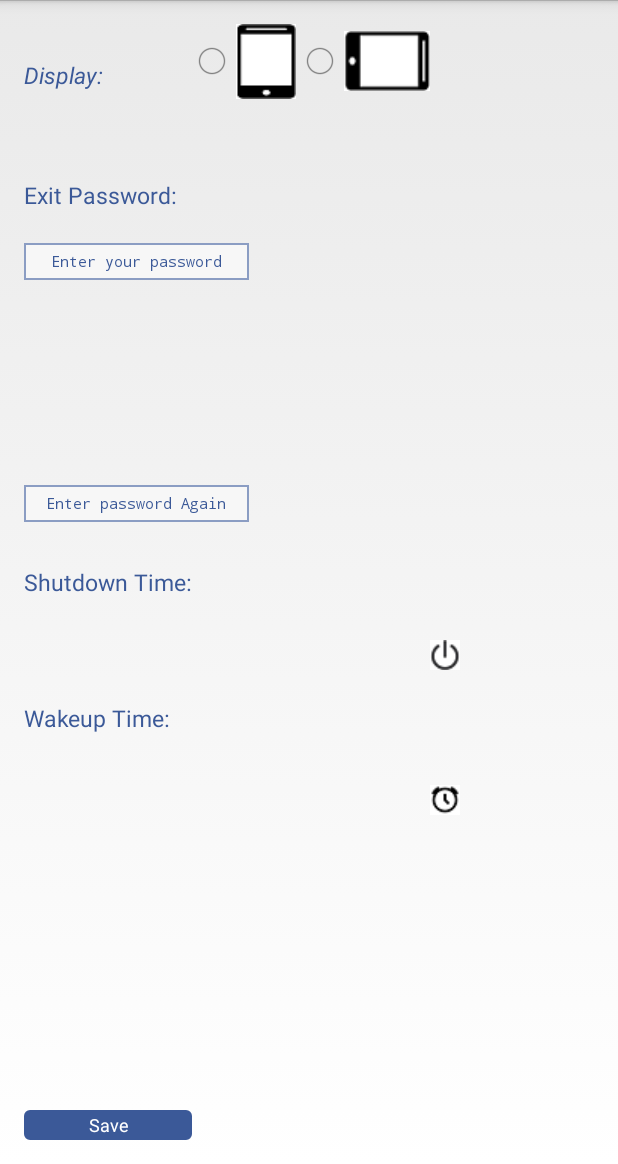
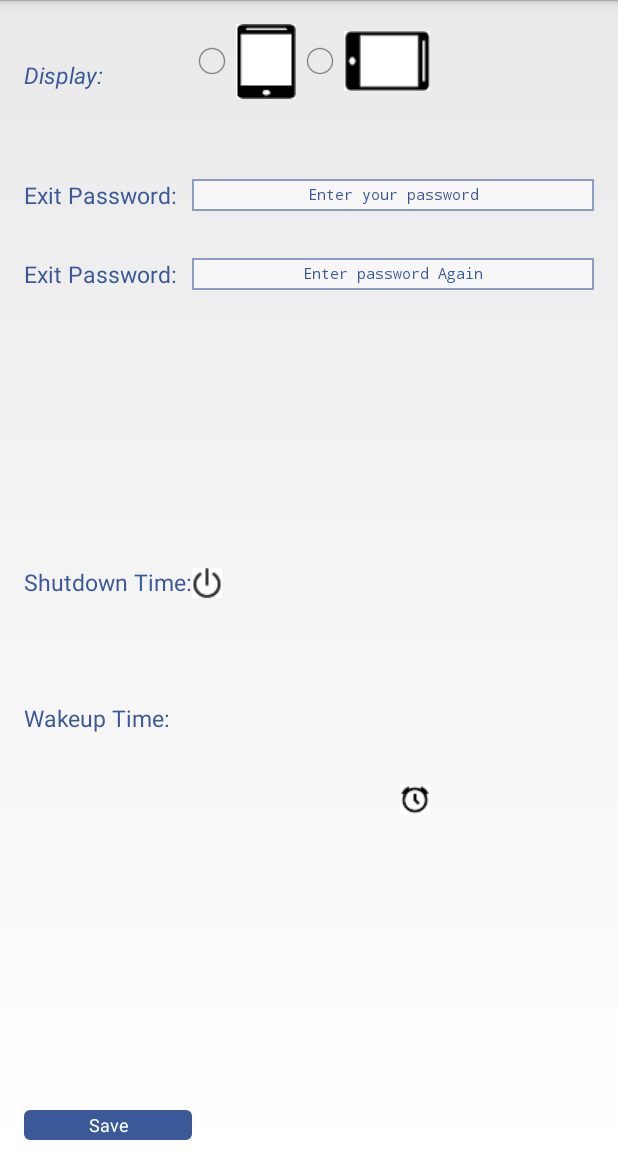
Before and after one commit to yangzifeiyu/NinjaPlayer, an Android app: the layout Plain.xml on its own in the app's theme, with its tools: preview values and no code run, on a phone screen of 412 x 824 dp, the part 72-1236 px from its top. Run offline under Robolectric (Android 15) with nearby library versions, the phone set to English and light mode, and no system bars.

Commit message:
Update fragment_configuration(normal-notlong-port).xml

```diff
--- a/app/src/main/res/layout/fragment_configuration(normal-notlong-port).xml
+++ b/app/src/main/res/layout/fragment_configuration(normal-notlong-port).xml
@@ -86,7 +86,7 @@
         android:textSize="15dp"
         android:textColor="#3b5998"
         android:layout_centerVertical="true"
-        android:layout_alignParentStart="true"/>
+        android:layout_alignParentStart="true" />
 
     <TextView
         android:layout_width="wrap_content"
@@ -109,9 +109,11 @@
         android:textColorHint="#3b5998"
         android:gravity="center"
         android:hint="@string/edittext_hint"
-        android:layout_below="@+id/textView3"
-        android:layout_alignParentStart="true"
-        android:layout_marginTop="21dp"/>
+        android:textSize="14dp"
+        android:layout_alignTop="@+id/textView3"
+        android:layout_alignEnd="@+id/txtStatusPa"
+        android:layout_alignBottom="@+id/textView3"
+        android:layout_alignStart="@+id/btnImgShut" />
 
     <!--<Button-->
 
@@ -133,9 +135,9 @@
         android:id="@+id/txtStatusPa"
         android:textSize="11dp"
         android:gravity="center|bottom"
+        android:layout_below="@+id/etMatch"
         android:layout_alignParentEnd="true"
-        android:layout_alignBottom="@+id/etMatch"
-        android:layout_alignTop="@+id/etPassword"/>
+        android:layout_alignStart="@+id/btnImgShut" />
 
     <TextView
         android:layout_width="wrap_content"
@@ -165,8 +167,8 @@
         android:layout_height="wrap_content"
         android:id="@+id/btnImgShut"
         android:background="@drawable/shut"
-        android:layout_above="@+id/textView5"
-        android:layout_alignStart="@+id/btnImgWake"/>
+        android:layout_alignBottom="@+id/textView4"
+        android:layout_toEndOf="@+id/textView4" />
 
     <ImageButton
         android:layout_width="wrap_content"
@@ -174,8 +176,8 @@
         android:id="@+id/btnImgWake"
         android:background="@drawable/wake"
         android:layout_alignTop="@+id/tvW"
-        android:layout_toEndOf="@+id/myRadioGroup"
-        android:layout_alignBottom="@+id/tvW"/>
+        android:layout_alignBottom="@+id/tvW"
+        android:layout_alignEnd="@+id/myRadioGroup" />
 
     <EditText
         android:background="@drawable/edittext_bg"
@@ -186,8 +188,20 @@
         android:textColorHint="#3b5998"
         android:gravity="center"
         android:hint="@string/edittext_hint2"
-        android:layout_above="@+id/textView4"
-        android:layout_alignStart="@+id/etPassword"
-        android:layout_marginBottom="29dp"/>
+        android:textSize="15dp"
+        android:layout_alignEnd="@+id/etPassword"
+        android:layout_alignTop="@+id/textView13"
+        android:layout_alignStart="@+id/etPassword" />
+
+    <TextView
+        android:layout_width="wrap_content"
+        android:layout_height="wrap_content"
+        android:text="Exit Password:"
+        android:id="@+id/textView13"
+        android:textSize="15dp"
+        android:textColor="#3b5998"
+        android:layout_below="@+id/textView3"
+        android:layout_alignParentStart="true"
+        android:layout_marginTop="31dp" />
 
 </RelativeLayout>
```
